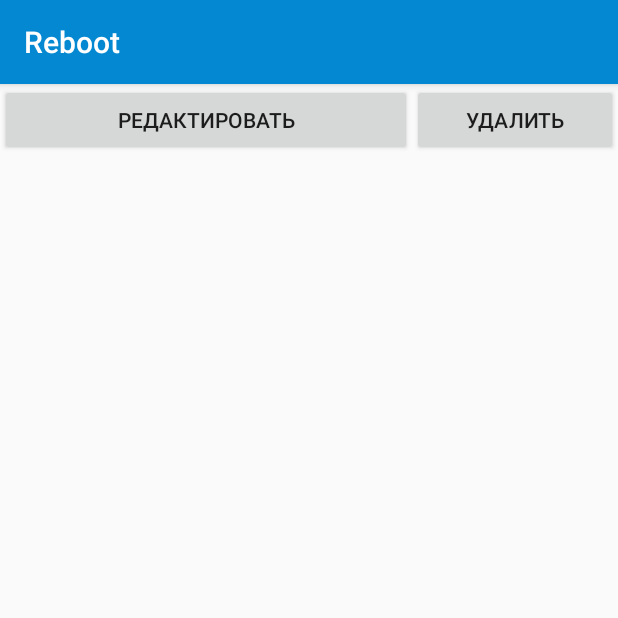
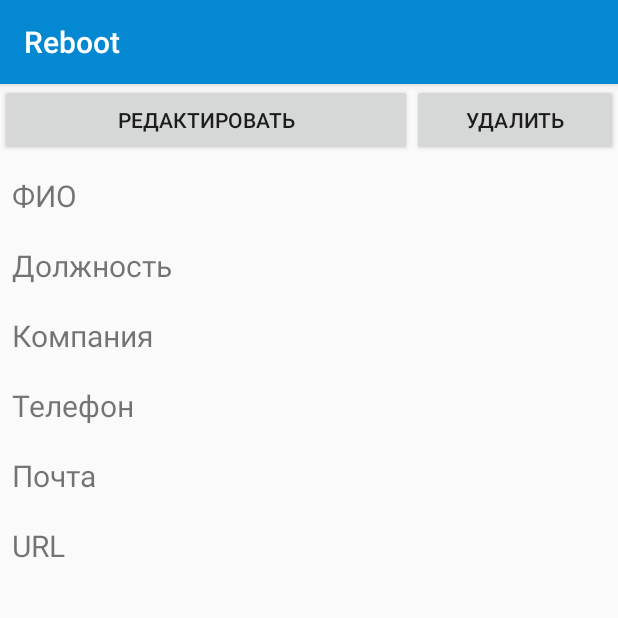
Before and after one commit to kirill9875/Belyaba_Business_cardScan, an Android app: the Main3Activity screen opened directly, with no data from a screen before it, on a phone screen of 412 x 824 dp, the top half of it. Run offline under Robolectric (Android 15) with nearby library versions, the light colour scheme and no system bars; 1 statement that could not run was skipped.

Commit message:
Дизайн

```diff
--- a/app/build.gradle
+++ b/app/build.gradle
@@ -37,4 +37,5 @@ dependencies {
     //image to text google library
     implementation 'com.google.android.gms:play-services-vision:17.0.2'
     implementation 'com.android.support:design:28.0.0'
+    implementation 'com.android.support:recyclerview-v7:28.0.0'
 }
--- a/app/src/main/java/com/blogspot/atifsoftwares/imagetotextapp/Main3Activity.java
+++ b/app/src/main/java/com/blogspot/atifsoftwares/imagetotextapp/Main3Activity.java
@@ -1,5 +1,6 @@
 package com.blogspot.atifsoftwares.imagetotextapp;
 
+import android.content.Context;
 import android.content.Intent;
 import android.graphics.Bitmap;
 import android.graphics.BitmapFactory;
@@ -8,6 +9,7 @@ import android.support.annotation.Nullable;
 import android.support.v7.app.AppCompatActivity;
 import android.os.Bundle;
 import android.util.Log;
+import android.view.ContextThemeWrapper;
 import android.view.View;
 import android.widget.Button;
 import android.widget.ImageView;
@@ -68,38 +70,63 @@ public class Main3Activity extends AppCompatActivity {
 
         LinearLayout.LayoutParams p = new LinearLayout.LayoutParams(LinearLayout.LayoutParams.MATCH_PARENT, LinearLayout.LayoutParams.WRAP_CONTENT);
 
+        Context theme = new ContextThemeWrapper(getBaseContext(),R.style.MyTextViewTitle);
+
         //картинка
         ImageView img_view = new ImageView(this);
         img_view.setLayoutParams(p);
         img_view.setImageBitmap(bitmap);
         main.addView(img_view);
-
         //Имя
+        TextView title_TextView_name = new TextView(theme);
+        title_TextView_name.setLayoutParams(p);
+        title_TextView_name.setText("ФИО");
+        main.addView(title_TextView_name);
         TextView TextView_name = new TextView(this);
         TextView_name.setLayoutParams(p);
         TextView_name.setText(name);
         main.addView(TextView_name);
         //Саб
+        TextView title_TextView_subject = new TextView(theme);
+        title_TextView_subject.setLayoutParams(p);
+        title_TextView_subject.setText("Должность");
+        main.addView(title_TextView_subject);
         TextView TextView_subject = new TextView(this);
         TextView_subject.setLayoutParams(p);
         TextView_subject.setText(subject);
         main.addView(TextView_subject);
         //Компания
+        TextView title_TextView_company = new TextView(theme);
+        title_TextView_company.setLayoutParams(p);
+        title_TextView_company.setText("Компания");
+        main.addView(title_TextView_company);
         TextView TextView_company = new TextView(this);
         TextView_company.setLayoutParams(p);
         TextView_company.setText(company);
         main.addView(TextView_company);
         //Телефон
+        TextView title_TextView_telephone = new TextView(theme);
+        title_TextView_telephone.setLayoutParams(p);
+        title_TextView_telephone.setText("Телефон");
+        main.addView(title_TextView_telephone);
         TextView TextView_telephone = new TextView(this);
         TextView_telephone.setLayoutParams(p);
         TextView_telephone.setText(telephone);
         main.addView(TextView_telephone);
         //Почта
+        TextView title_TextView_email = new TextView(theme);
+        title_TextView_email.setLayoutParams(p);
+        title_TextView_email.setText("Почта");
+        main.addView(title_TextView_email);
         TextView TextView_email = new TextView(this);
         TextView_email.setLayoutParams(p);
         TextView_email.setText(email);
         main.addView(TextView_email);
         //URL
+        TextView title_TextView_url = new TextView(theme);
+        title_TextView_url.setLayoutParams(p);
+        title_TextView_url.setText("URL");
+        main.addView(title_TextView_url);
         TextView TextView_url = new TextView(this);
         TextView_url.setLayoutParams(p);
         TextView_url.setText(URL);
--- a/app/src/main/res/layout/activity_main3.xml
+++ b/app/src/main/res/layout/activity_main3.xml
@@ -67,6 +67,6 @@
         app:layout_constraintBottom_toBottomOf="parent"
         app:layout_constraintEnd_toEndOf="parent"
         app:layout_constraintStart_toStartOf="parent"
-        app:layout_constraintTop_toTopOf="parent"></LinearLayout>
+        app:layout_constraintTop_toTopOf="parent"/>
 
 </android.support.constraint.ConstraintLayout>
--- a/app/src/main/res/values/styles.xml
+++ b/app/src/main/res/values/styles.xml
@@ -8,4 +8,16 @@
         <item name="colorAccent">@color/colorAccent</item>
     </style>
 
+    <style name="MyTextView" parent="Theme.AppCompat.Light.DarkActionBar">
+        <!-- Customize your theme here. -->
+        <item name="android:textSize">20sp</item>
+    </style>
+    <style name="MyTextViewTitle" parent="Theme.AppCompat.Light.DarkActionBar">
+        <!-- Customize your theme here. -->
+        <item name="android:textSize">20sp</item>
+    </style>
+    <style name="img" parent="Theme.AppCompat.Light.DarkActionBar">
+        <!-- Customize your theme here. -->
+        <item name="android:layout_margin">5sp</item>
+    </style>
 </resources>
```
Also changed, not shown: app/src/main/java/com/blogspot/atifsoftwares/imagetotextapp/MainActivity.java (+28 -6 lines).
